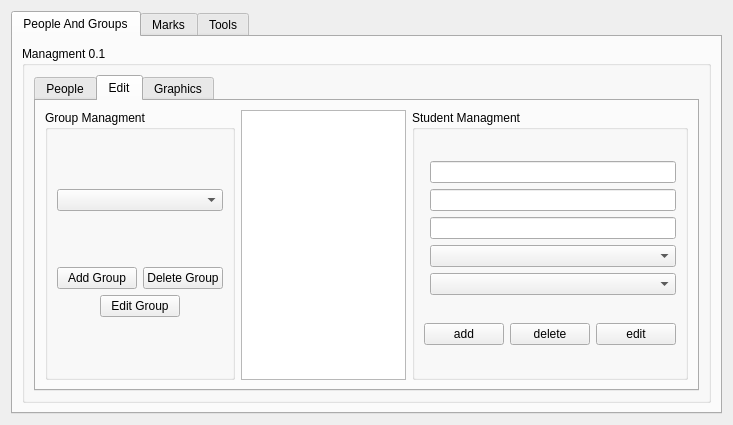
The window that mainapplication.ui (Sarpowski/DataBaseCourseWork) describes before a commit, drawn with Qt 5.
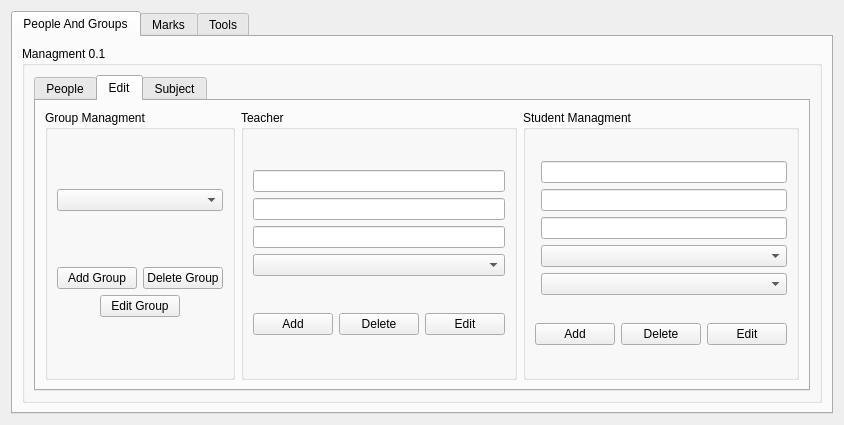
The same window after the commit.

Commit message: add : teacher edit /add/delete functionality,

What changed in the file:
```diff
--- a/mainapplication.ui
+++ b/mainapplication.ui
@@ -128,6 +128,10 @@
              <attribute name="title">
               <string>Edit</string>
              </attribute>
+             <layout class="QHBoxLayout" name="horizontalLayout_12">
+              <item>
+               <layout class="QHBoxLayout" name="horizontalLayout_11">
+                <item>
              <layout class="QHBoxLayout" name="horizontalLayout_2">
               <item>
                <widget class="QGroupBox" name="MA_groupBoxEdit_group">
@@ -200,15 +204,95 @@
                 </layout>
                </widget>
               </item>
+                 </layout>
+                </item>
               <item>
-               <widget class="QTableView" name="tableView_2"/>
-              </item>
+                 <layout class="QHBoxLayout" name="horizontalLayout_8">
+                  <item>
+                   <widget class="QGroupBox" name="groupBox_2">
+                    <property name="title">
+                     <string>Teacher</string>
+                    </property>
+                    <layout class="QVBoxLayout" name="verticalLayout_8">
+                     <item>
+                      <layout class="QVBoxLayout" name="verticalLayout_6">
+                       <item>
+                        <widget class="QLineEdit" name="lineEdit_Tname"/>
+                       </item>
+                       <item>
+                        <widget class="QLineEdit" name="lineEdit_Tsurname"/>
+                       </item>
+                       <item>
+                        <widget class="QLineEdit" name="lineEdit_TfatherName"/>
+                       </item>
+                       <item>
+                        <widget class="QComboBox" name="comboBox_TeacherSelect"/>
+                       </item>
+                      </layout>
+                     </item>
+                     <item>
+                      <layout class="QHBoxLayout" name="horizontalLayout_10">
+                       <item>
+                        <widget class="QPushButton" name="pushButton_AddTeacher">
+                         <property name="text">
+                          <string>Add</string>
+                         </property>
+                        </widget>
+                       </item>
+                       <item>
+                        <widget class="QPushButton" name="pushButton_DeleteTeacher">
+                         <property name="text">
+                          <string>Delete</string>
+                         </property>
+                        </widget>
+                       </item>
+                       <item>
+                        <widget class="QPushButton" name="pushButton_EditTeacher">
+                         <property name="text">
+                          <string>Edit</string>
+                         </property>
+                        </widget>
+                       </item>
+                      </layout>
+                     </item>
+                    </layout>
+                   </widget>
+                  </item>
+                 </layout>
+                </item>
+                <item>
+                 <layout class="QHBoxLayout" name="horizontalLayout_9">
               <item>
                <widget class="QGroupBox" name="MA_groupBoxEdit_Student">
                 <property name="title">
                  <string>Student Managment</string>
                 </property>
                 <layout class="QGridLayout" name="gridLayout_2">
+                     <item row="1" column="0" colspan="2">
+                      <layout class="QHBoxLayout" name="horizontalLayout_3">
+                       <item>
+                        <widget class="QPushButton" name="pushButton_TESTadd">
+                         <property name="text">
+                          <string>Add</string>
+                         </property>
+                        </widget>
+                       </item>
+                       <item>
+                        <widget class="QPushButton" name="pushButton_StudentDelete">
+                         <property name="text">
+                          <string>Delete</string>
+                         </property>
+                        </widget>
+                       </item>
+                       <item>
+                        <widget class="QPushButton" name="pushButtonStudentEdit">
+                         <property name="text">
+                          <string>Edit</string>
+                         </property>
+                        </widget>
+                       </item>
+                      </layout>
+                     </item>
                  <item row="0" column="1">
                   <layout class="QVBoxLayout" name="verticalLayout_2">
                    <item>
@@ -245,39 +329,18 @@
                    </property>
                   </spacer>
                  </item>
-                 <item row="1" column="0" colspan="2">
-                  <layout class="QHBoxLayout" name="horizontalLayout_3">
-                   <item>
-                    <widget class="QPushButton" name="pushButton_TESTadd">
-                     <property name="text">
-                      <string>add</string>
-                     </property>
-                    </widget>
-                   </item>
-                   <item>
-                    <widget class="QPushButton" name="pushButton_StudentDelete">
-                     <property name="text">
-                      <string>delete</string>
-                     </property>
-                    </widget>
-                   </item>
-                   <item>
-                    <widget class="QPushButton" name="pushButtonStudentEdit">
-                     <property name="text">
-                      <string>edit</string>
-                     </property>
-                    </widget>
-                   </item>
+                    </layout>
+                   </widget>
+                  </item>
                   </layout>
                  </item>
                 </layout>
-               </widget>
               </item>
              </layout>
             </widget>
             <widget class="QWidget" name="tab_3">
              <attribute name="title">
-              <string>Graphics</string>
+              <string>Subject</string>
              </attribute>
             </widget>
            </widget>
```
Left out of the diff: 44 changed lines with no effect on the pictures. Lines whose indentation alone changed are shown as unchanged. The commit also changes 2 other files.
